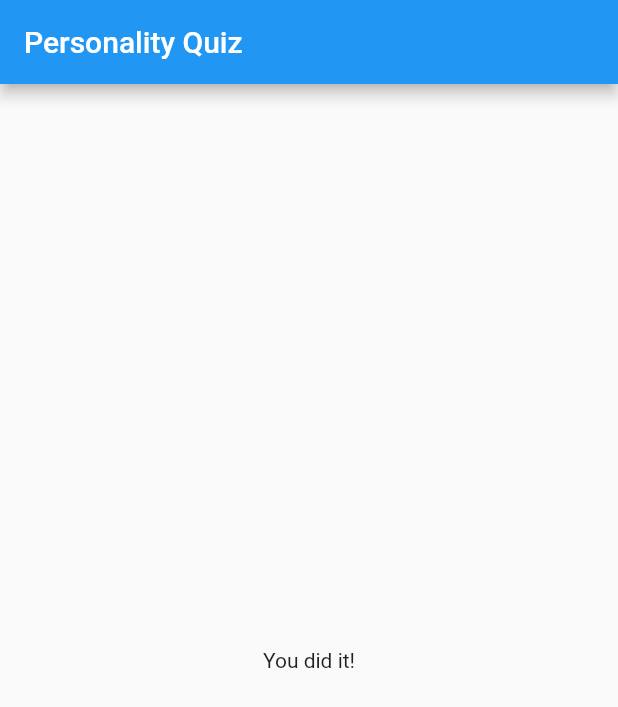
After one commit to HelenaKeller/flutter-learning, a Flutter app: the screen it shows after launch, after a tap on "Blue", after a tap on "Cat", after a tap on "Guitar", on a phone screen of 412 x 824 dp. The commit adds this screen. Shown: the top 707 px of the screen. Run offline on Flutter 3.47's test engine with Material 2 defaults, Android fonts, the phone set to English and light mode, and no system bars.

Commit message:
crash_course: further splitting into widgets

```diff
--- a/crash_course/lib/main.dart
+++ b/crash_course/lib/main.dart
@@ -1,7 +1,9 @@
 import 'package:crash_course/quiz.dart';
+import 'package:crash_course/result.dart';
 import 'package:flutter/material.dart';
 
 import './quiz.dart';
+import './result.dart';
 
 void main() {
   runApp(MyApp());
@@ -41,9 +43,7 @@ class _MyAppState extends State<MyApp> {
                   questionAndAnswers: _questionAndAnswers,
                   questionIndex: _questionIndex,
                 )
-              : const Center(
-                  child: Text('You did it!'),
-                ),
+              : Result(),
         ),
       ),
     );
--- /dev/null
+++ b/crash_course/lib/result.dart
@@ -0,0 +1,12 @@
+import 'package:flutter/material.dart';
+
+class Result extends StatelessWidget {
+  const Result({Key? key}) : super(key: key);
+
+  @override
+  Widget build(BuildContext context) {
+    return const Center(
+      child: Text('You did it!'),
+    );
+  }
+}
```
